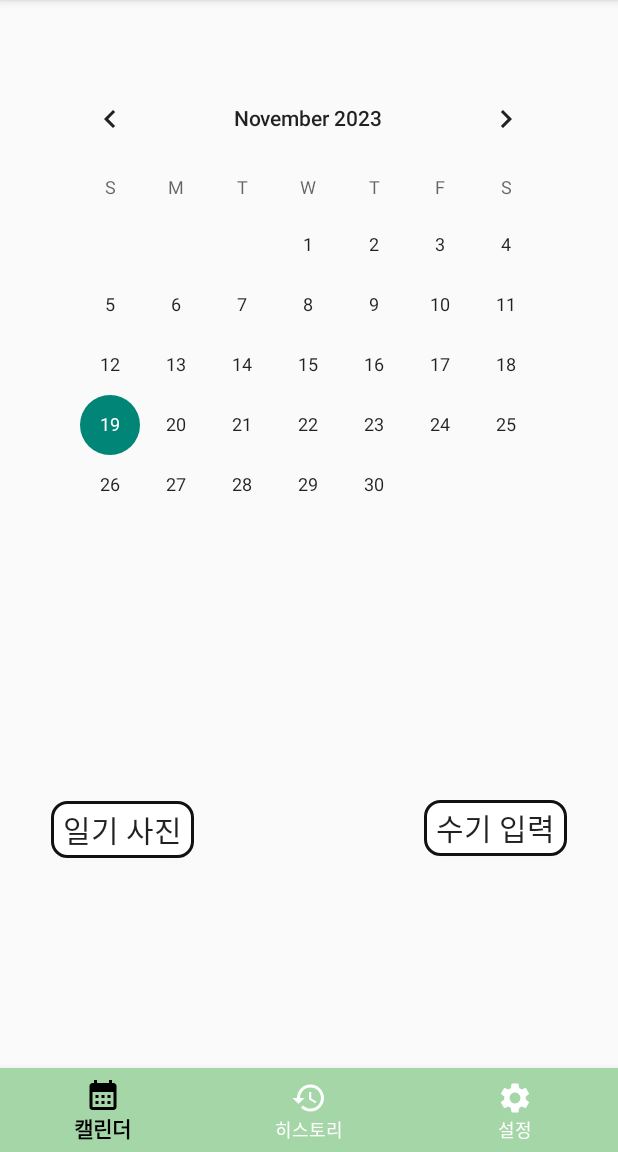
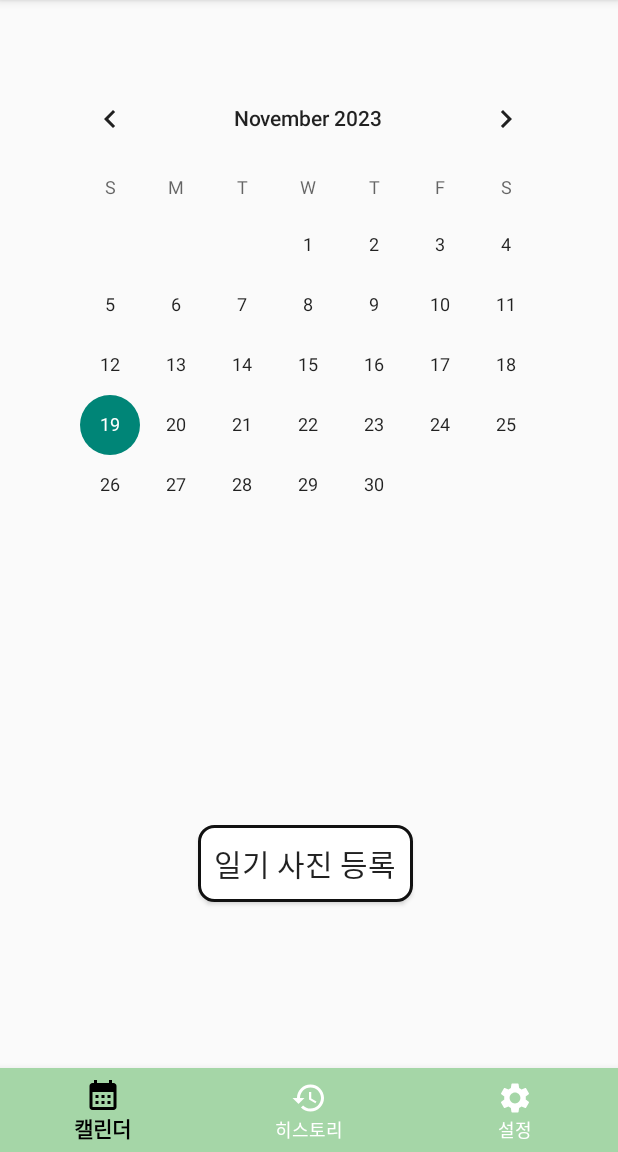
Before and after one commit to joonhyuong/MindReader, an Android app: the screen it shows after launch (MainActivity), on a phone screen of 412 x 824 dp, the part 84-1236 px from its top. Run offline under Robolectric (Android 15) with nearby library versions, the phone set to English and light mode, and no system bars.

Commit message:
img_xml 수정

```diff
--- a/app/src/main/java/com/example/calendertest/MainActivity.kt
+++ b/app/src/main/java/com/example/calendertest/MainActivity.kt
@@ -31,20 +31,12 @@ class MainActivity : AppCompatActivity() {
         setContentView(R.layout.activity_main)
 
         calendarView=findViewById(R.id.calendarView)
-        diaryTextView=findViewById(R.id.diaryTextView)
         navigationView = findViewById(R.id.navigationView)
         imgBtn=findViewById(R.id.imgBtn)
-        textBtn=findViewById(R.id.textBtn)
-        contextEditText=findViewById(R.id.contextEditText);
         checkPermission()
 
         calendarView.setOnDateChangeListener {view, year, month, dayOfMonth ->
-            diaryTextView.visibility = View.VISIBLE
             imgBtn.visibility = View.VISIBLE
-            textBtn.visibility = View.VISIBLE
-            contextEditText.setVisibility(View.VISIBLE);
-            diaryTextView.text = String.format("%d / %d / %d", year, month + 1, dayOfMonth)
-            contextEditText.setText("");
         }
 
 
@@ -55,15 +47,12 @@ class MainActivity : AppCompatActivity() {
                 R.id.calenderFragment -> {
                     val intent = Intent(this@MainActivity, MainActivity::class.java)
                     startActivity(intent)
-                    // "캘린더" 아이템이 선택되었을 때 처리할 코드를 여기에 추가합니다.
                     return@setOnNavigationItemSelectedListener true
                 }
                 R.id.homeFragment -> {
-                    // "히스토리" 아이템을 처리하는 코드를 추가하세요.
                     return@setOnNavigationItemSelectedListener true
                 }
                 R.id.myPageFragment -> {
-                    // "설정" 아이템을 처리하는 코드를 추가하세요.
                     return@setOnNavigationItemSelectedListener true
                 }
             }
--- a/app/src/main/java/com/example/calendertest/ResultActivity.kt
+++ b/app/src/main/java/com/example/calendertest/ResultActivity.kt
@@ -22,7 +22,7 @@ class ResultActivity : AppCompatActivity() {
 
 
         val queue = Volley.newRequestQueue(this)
-        val url = "http://211.248.178.162:33060/get_recommended_books" // 실제 서버 URL로 변경
+        val url = "http://192.168.25.2:5000/get_recommended_books" // 실제 서버 URL로 변경
 
         val jsonArrayRequest = JsonArrayRequest(Request.Method.GET, url, null,
             Response.Listener<JSONArray> { response ->
--- a/app/src/main/res/layout/activity_main.xml
+++ b/app/src/main/res/layout/activity_main.xml
@@ -1,16 +1,30 @@
 <?xml version="1.0" encoding="utf-8"?>
-<androidx.constraintlayout.widget.ConstraintLayout xmlns:android="http://schemas.android.com/apk/res/android"
+<androidx.constraintlayout.widget.ConstraintLayout
+    xmlns:android="http://schemas.android.com/apk/res/android"
     xmlns:app="http://schemas.android.com/apk/res-auto"
     xmlns:tools="http://schemas.android.com/tools"
     android:layout_width="match_parent"
     android:layout_height="match_parent"
     tools:context=".MainActivity">
-    <include layout="@layout/bottom_navigation_layout" />
-    <FrameLayout
-        android:id="@+id/mainFrameLayout"
-        android:layout_width="match_parent"
-        android:layout_height="match_parent" />
 
+    <include
+        android:id="@+id/include3"
+        layout="@layout/bottom_navigation_layout"
+        tools:layout_editor_absoluteX="0dp"
+        tools:layout_editor_absoluteY="68dp" />
+
+    <Button
+        android:id="@+id/imgBtn"
+        android:layout_width="143dp"
+        android:layout_height="51dp"
+        android:layout_marginStart="132dp"
+        android:background="@drawable/round_button"
+        android:fontFamily="@font/skybori"
+        android:text="일기 사진 등록"
+        android:textSize="20sp"
+        app:layout_constraintBottom_toBottomOf="parent"
+        app:layout_constraintStart_toStartOf="parent"
+        app:layout_constraintTop_toBottomOf="@+id/calendarView" />
 
     <CalendarView
         android:id="@+id/calendarView"
@@ -24,60 +38,4 @@
         app:layout_constraintVertical_bias="0.106" />
 
 
-    <Button
-        android:id="@+id/imgBtn"
-        android:layout_width="95dp"
-        android:layout_height="38dp"
-        android:layout_marginTop="150dp"
-        android:background="@drawable/round_button"
-        android:fontFamily="@font/skybori"
-        android:textSize="20sp"
-        android:text="일기 사진"
-        app:layout_constraintBottom_toBottomOf="parent"
-        app:layout_constraintEnd_toStartOf="@+id/textBtn"
-        app:layout_constraintHorizontal_bias="0.79"
-        app:layout_constraintStart_toStartOf="parent"
-        app:layout_constraintTop_toBottomOf="@+id/calendarView"
-        app:layout_constraintVertical_bias="0.004" />
-
-    <Button
-        android:id="@+id/textBtn"
-        android:layout_width="95dp"
-        android:layout_height="37dp"
-        android:layout_marginStart="119dp"
-        android:layout_marginTop="150dp"
-        android:background="@drawable/round_button"
-        android:fontFamily="@font/skybori"
-        android:textSize="20sp"
-        android:text="수기 입력"
-        app:layout_constraintBottom_toBottomOf="parent"
-        app:layout_constraintEnd_toEndOf="parent"
-        app:layout_constraintStart_toEndOf="@+id/imgBtn"
-        app:layout_constraintTop_toBottomOf="@+id/calendarView"
-        app:layout_constraintVertical_bias="0.0" />
-
-    <TextView
-        android:id="@+id/diaryTextView"
-        android:layout_width="0dp"
-        android:layout_height="wrap_content"
-        android:gravity= "center"
-        android:layout_marginTop="16dp"
-        app:layout_constraintTop_toBottomOf="@+id/calendarView" app:layout_constraintEnd_toEndOf="parent"
-        android:layout_marginEnd="8dp" android:layout_marginRight="8dp"
-        app:layout_constraintStart_toStartOf="parent" android:layout_marginLeft="8dp"
-        android:layout_marginStart="8dp" android:textAppearance="@style/TextAppearance.AppCompat.Large"/>
-
-    <EditText
-        android:layout_width="0dp"
-        android:layout_height="wrap_content"
-        android:ems="10"
-        android:id="@+id/contextEditText"
-        app:layout_constraintTop_toBottomOf="@+id/diaryTextView" android:layout_marginTop="16dp"
-        android:hint="내용을 입력하세요." android:layout_marginEnd="8dp" app:layout_constraintEnd_toEndOf="parent"
-        android:layout_marginRight="8dp" android:layout_marginStart="8dp"
-        app:layout_constraintStart_toStartOf="parent" android:layout_marginLeft="8dp"
-        android:visibility="invisible"/>
-
-
-
 </androidx.constraintlayout.widget.ConstraintLayout>
```
Also changed, not shown: app/build.gradle (+7 -7 lines), app/src/main/java/com/example/calendertest/ImgActivity.kt (+11 -14 lines), app/src/main/res/layout/activity_img.xml (+12 -27 lines).
